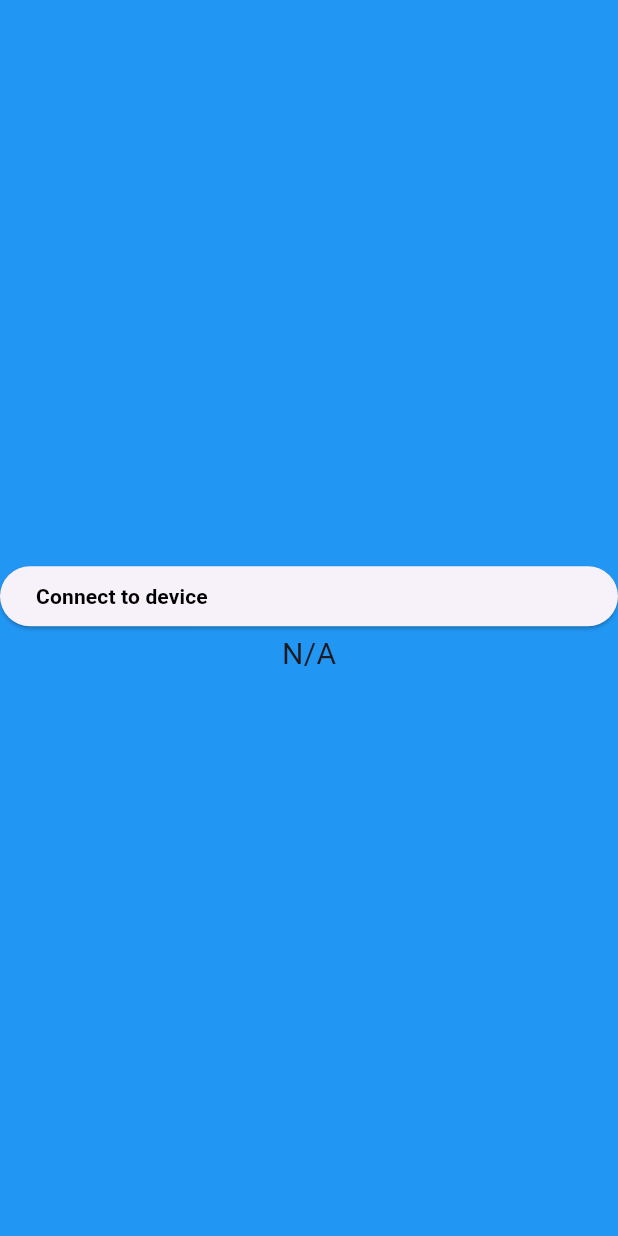
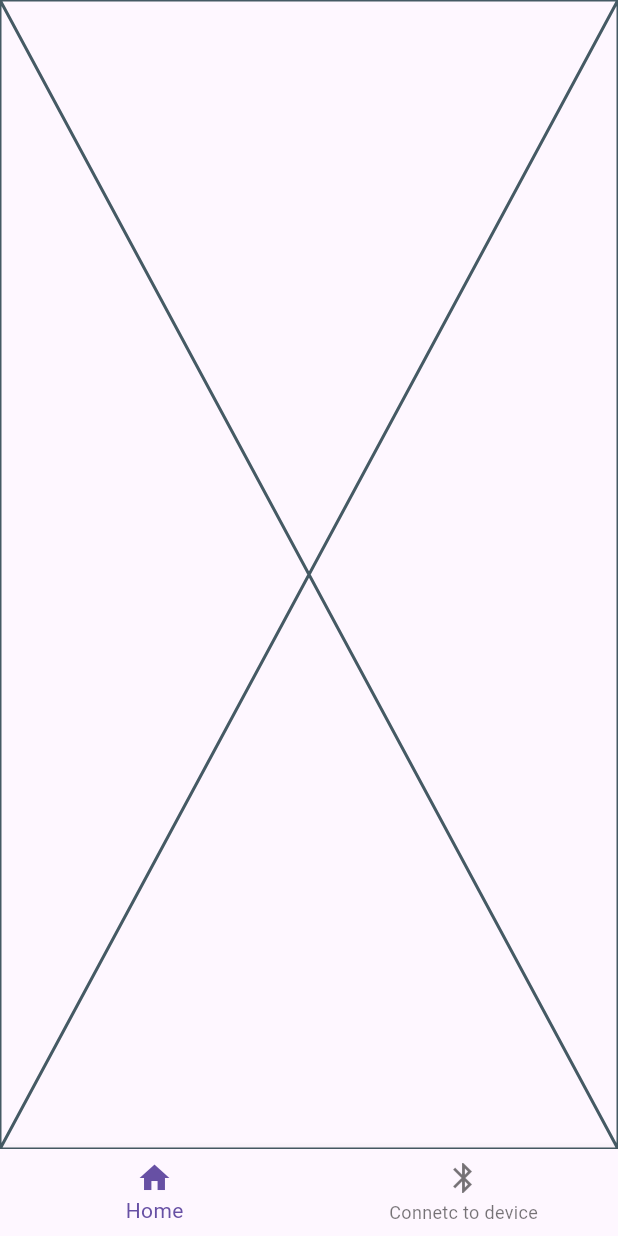
Before and after one commit to a-soltysik/ppwd_frontend, a Flutter app: the screen it shows after launch, on a phone screen of 412 x 824 dp. Run offline on Flutter 3.47's test engine with Material 3 defaults, Android fonts, the light colour scheme and no system bars; our stand-ins replace permission_handler; missing offline and left inert: optional.

Commit message:
added navbar

```diff
--- a/lib/main.dart
+++ b/lib/main.dart
@@ -1,6 +1,7 @@
 import 'package:flutter/material.dart';
 import 'package:permission_handler/permission_handler.dart';
 import 'package:ppwd_frontend/pages/home_page.dart';
+import 'package:ppwd_frontend/pages/nav_bar.dart';
 
 void main() {
   runApp(MyApp());
@@ -34,7 +35,7 @@
       title: 'Flutter Java',
       debugShowCheckedModeBanner: false,
       theme: ThemeData(primaryColor: Colors.orange),
-      home: HomePage(),
+      home: NavBar(), //main page
     );
   }
 }
--- /dev/null
+++ b/lib/pages/graphs_page.dart
@@ -0,0 +1,10 @@
+import 'package:flutter/material.dart';
+
+class GraphsPage extends StatelessWidget {
+  const GraphsPage({super.key});
+
+  @override
+  Widget build(BuildContext context) {
+    return const Placeholder();
+  }
+}
--- a/lib/pages/home_page.dart
+++ b/lib/pages/home_page.dart
@@ -14,11 +14,11 @@ class HomePage extends StatefulWidget {
 }
 
 class _HomePageState extends State<HomePage> {
-  final _repository = PlatformRepository(getMacAddress(1));
+  final _repository = PlatformRepository();
   String battery = "N/A";
   TextEditingController _controller = TextEditingController();
 
-  _connect(String mac) async {
+  connect(String mac) async {
     await _repository.connectToDevice(context, mac);
   }
 
@@ -33,8 +33,7 @@ class _HomePageState extends State<HomePage> {
             ElevatedButton(
               onPressed: () {
                 setState(() {
-                  // @TODO, mac address need to be configurable
-                  _connect(_controller.text);
+                  connect(_controller.text);
                   Timer.periodic(Duration(seconds: 60), (timer) async {
                     var data = await _repository.getModuleData(context);
                     data.filter((list) => list.isNotEmpty).ifPresent((
--- /dev/null
+++ b/lib/pages/nav_bar.dart
@@ -0,0 +1,39 @@
+import 'package:flutter/material.dart';
+import 'package:ppwd_frontend/pages/graphs_page.dart';
+import 'package:ppwd_frontend/pages/home_page.dart';
+
+class NavBar extends StatefulWidget {
+  const NavBar({super.key});
+
+  @override
+  NavBarState createState() => NavBarState();
+}
+
+class NavBarState extends State<NavBar> {
+  final List<Widget> pages = [
+    const GraphsPage(),
+    const HomePage(), //conect to device
+  ];
+
+  int currentPage = 0;
+
+  @override
+  Widget build(BuildContext contex) => Scaffold(
+    body: pages[currentPage],
+    bottomNavigationBar: BottomNavigationBar(
+      currentIndex: currentPage,
+      onTap: (value) {
+        setState(() {
+          currentPage = value;
+        });
+      },
+      items: [
+        BottomNavigationBarItem(icon: Icon(Icons.home), label: 'Home'),
+        BottomNavigationBarItem(
+          icon: Icon(Icons.bluetooth),
+          label: 'Connetc to device',
+        ),
+      ],
+    ),
+  );
+}
```
